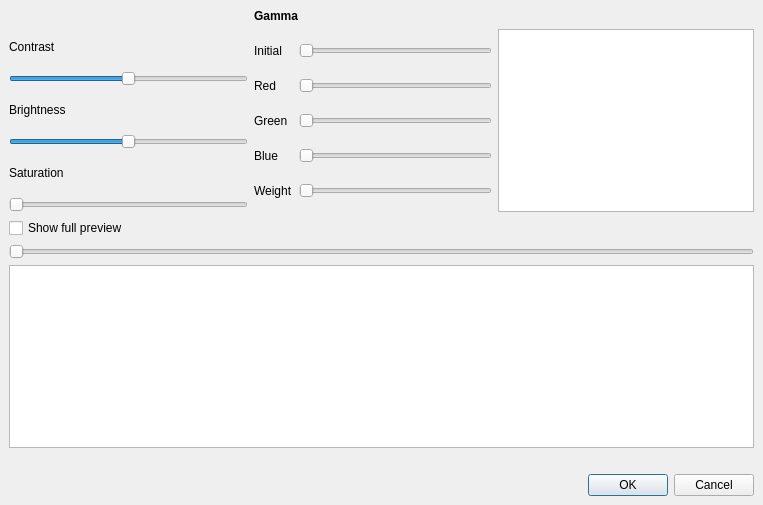
The window that avidemux_plugins/ADM_videoFilters6/eq2/qt4/eq2.ui (mean00/avidemux2) describes before a commit, drawn with Qt 5.
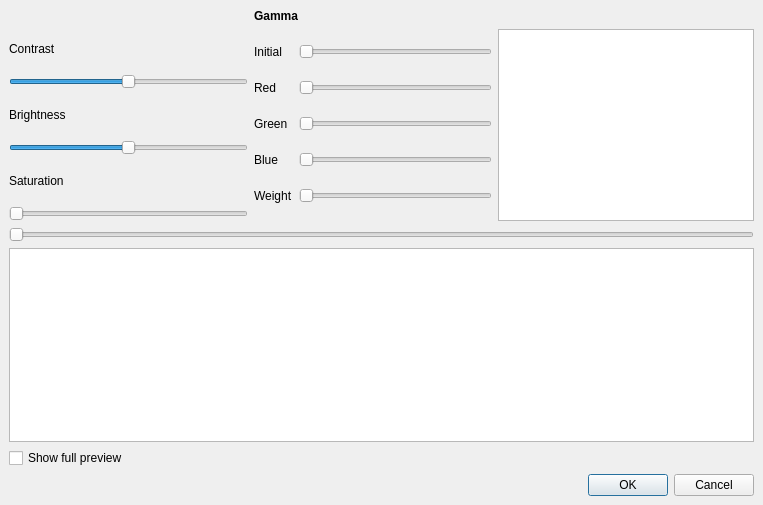
The same window after the commit. Custom widgets are drawn as their Qt base class.

Commit message: [eq2/qt] Move full preview toggle to the area below the preview, explicitly set tab order, remove preview and histogramm from tab order list

What changed in the file:
```diff
--- a/avidemux_plugins/ADM_videoFilters6/eq2/qt4/eq2.ui
+++ b/avidemux_plugins/ADM_videoFilters6/eq2/qt4/eq2.ui
@@ -29,22 +29,6 @@
    <property name="spacing">
     <number>6</number>
    </property>
-   <item row="6" column="2">
-    <spacer>
-     <property name="orientation">
-      <enum>Qt::Vertical</enum>
-     </property>
-     <property name="sizeType">
-      <enum>QSizePolicy::Fixed</enum>
-     </property>
-     <property name="sizeHint" stdset="0">
-      <size>
-       <width>20</width>
-       <height>20</height>
-      </size>
-     </property>
-    </spacer>
-   </item>
    <item row="0" column="1">
     <widget class="QLabel" name="label_4">
      <property name="text">
@@ -65,8 +49,8 @@
      </property>
     </widget>
    </item>
-   <item row="1" column="0">
-    <layout class="QGridLayout">
+   <item row="1" column="2">
+    <layout class="QGridLayout" name="rightGrid">
      <property name="leftMargin">
       <number>0</number>
      </property>
@@ -82,63 +66,34 @@
      <property name="spacing">
       <number>6</number>
      </property>
-     <item row="4" column="0">
-      <widget class="QLabel" name="label_3">
-       <property name="text">
-        <string>Saturation</string>
-       </property>
-      </widget>
-     </item>
-     <item row="2" column="0">
-      <widget class="QLabel" name="label_2">
-       <property name="text">
-        <string>Brightness</string>
-       </property>
-      </widget>
-     </item>
      <item row="0" column="0">
-      <widget class="QLabel" name="label">
-       <property name="text">
-        <string>Contrast</string>
+      <widget class="QGraphicsView" name="graphicsViewHistogram">
+       <property name="sizePolicy">
+        <sizepolicy hsizetype="Fixed" vsizetype="Fixed">
+         <horstretch>0</horstretch>
+         <verstretch>0</verstretch>
+        </sizepolicy>
        </property>
-      </widget>
-     </item>
-     <item row="1" column="0">
-      <widget class="ADM_SliderIndicator" name="horizontalSliderContrast">
-       <property name="minimum">
-        <number>-200</number>
+       <property name="minimumSize">
+        <size>
+         <width>256</width>
+         <height>128</height>
+        </size>
        </property>
-       <property name="maximum">
-        <number>200</number>
+       <property name="maximumSize">
+        <size>
+         <width>256</width>
+         <height>256</height>
+        </size>
        </property>
-       <property name="orientation">
-        <enum>Qt::Horizontal</enum>
+       <property name="focusPolicy">
+        <enum>Qt::NoFocus</enum>
        </property>
-      </widget>
-     </item>
-     <item row="3" column="0">
-      <widget class="ADM_SliderIndicator" name="horizontalSliderBrightness">
-       <property name="minimum">
-        <number>-100</number>
+       <property name="verticalScrollBarPolicy">
+        <enum>Qt::ScrollBarAlwaysOff</enum>
        </property>
-       <property name="maximum">
-        <number>100</number>
-       </property>
-       <property name="orientation">
-        <enum>Qt::Horizontal</enum>
-       </property>
-      </widget>
-     </item>
-     <item row="5" column="0">
-      <widget class="ADM_SliderIndicator" name="horizontalSliderSaturation">
-       <property name="maximum">
-        <number>300</number>
-       </property>
-       <property name="orientation">
-        <enum>Qt::Horizontal</enum>
-       </property>
-       <property name="tickInterval">
-        <number>1</number>
+       <property name="horizontalScrollBarPolicy">
+        <enum>Qt::ScrollBarAlwaysOff</enum>
        </property>
       </widget>
      </item>
@@ -152,7 +107,7 @@
     </widget>
    </item>
    <item row="1" column="1">
-    <layout class="QGridLayout">
+    <layout class="QGridLayout" name="centerGrid">
      <property name="leftMargin">
       <number>0</number>
      </property>
@@ -189,28 +144,28 @@
       </widget>
      </item>
      <item row="3" column="0">
-      <widget class="QLabel" name="label_9">
+      <widget class="QLabel" name="labelBlue">
        <property name="text">
         <string>Blue</string>
        </property>
       </widget>
      </item>
      <item row="1" column="0">
-      <widget class="QLabel" name="label_6">
+      <widget class="QLabel" name="labelRed">
        <property name="text">
         <string>Red</string>
        </property>
       </widget>
      </item>
      <item row="0" column="0">
-      <widget class="QLabel" name="label_5">
+      <widget class="QLabel" name="labelInitial">
        <property name="text">
         <string>Initial</string>
        </property>
       </widget>
      </item>
      <item row="4" column="0">
-      <widget class="QLabel" name="label_7">
+      <widget class="QLabel" name="labelWeight">
        <property name="text">
         <string>Weight</string>
        </property>
@@ -227,7 +182,7 @@
       </widget>
      </item>
      <item row="2" column="0">
-      <widget class="QLabel" name="label_8">
+      <widget class="QLabel" name="labelGreen">
        <property name="text">
         <string>Green</string>
        </property>
@@ -255,8 +210,8 @@
      </item>
     </layout>
    </item>
-   <item row="1" column="2">
-    <layout class="QGridLayout">
+   <item row="1" column="0">
+    <layout class="QGridLayout" name="leftGrid">
      <property name="leftMargin">
       <number>0</number>
      </property>
@@ -272,31 +227,63 @@
      <property name="spacing">
       <number>6</number>
      </property>
+     <item row="4" column="0">
+      <widget class="QLabel" name="labelSaturation">
+       <property name="text">
+        <string>Saturation</string>
+       </property>
+      </widget>
+     </item>
+     <item row="2" column="0">
+      <widget class="QLabel" name="labelBrightness">
+       <property name="text">
+        <string>Brightness</string>
+       </property>
+      </widget>
+     </item>
      <item row="0" column="0">
-      <widget class="QGraphicsView" name="graphicsViewHistogram">
-       <property name="sizePolicy">
-        <sizepolicy hsizetype="Fixed" vsizetype="Fixed">
-         <horstretch>0</horstretch>
-         <verstretch>0</verstretch>
-        </sizepolicy>
+      <widget class="QLabel" name="labelContrast">
+       <property name="text">
+        <string>Contrast</string>
        </property>
-       <property name="minimumSize">
-        <size>
-         <width>256</width>
-         <height>128</height>
-        </size>
+      </widget>
+     </item>
+     <item row="1" column="0">
+      <widget class="ADM_SliderIndicator" name="horizontalSliderContrast">
+       <property name="minimum">
+        <number>-200</number>
        </property>
-       <property name="maximumSize">
-        <size>
-         <width>256</width>
-         <height>256</height>
-        </size>
+       <property name="maximum">
+        <number>200</number>
        </property>
-       <property name="verticalScrollBarPolicy">
-        <enum>Qt::ScrollBarAlwaysOff</enum>
+       <property name="orientation">
+        <enum>Qt::Horizontal</enum>
        </property>
-       <property name="horizontalScrollBarPolicy">
-        <enum>Qt::ScrollBarAlwaysOff</enum>
+      </widget>
+     </item>
+     <item row="3" column="0">
+      <widget class="ADM_SliderIndicator" name="horizontalSliderBrightness">
+       <property name="minimum">
+        <number>-100</number>
+       </property>
+       <property name="maximum">
+        <number>100</number>
+       </property>
+       <property name="orientation">
+        <enum>Qt::Horizontal</enum>
+       </property>
+      </widget>
+     </item>
+     <item row="5" column="0">
+      <widget class="ADM_SliderIndicator" name="horizontalSliderSaturation">
+       <property name="maximum">
+        <number>300</number>
+       </property>
+       <property name="orientation">
+        <enum>Qt::Horizontal</enum>
+       </property>
+       <property name="tickInterval">
+        <number>1</number>
        </property>
       </widget>
      </item>
@@ -305,10 +292,7 @@
    <item row="5" column="0" colspan="3">
     <widget class="QGraphicsView" name="graphicsView"/>
    </item>
-   <item row="3" column="0" colspan="3">
-    <layout class="QHBoxLayout" name="toolboxLayout"/>
-   </item>
-   <item row="2" column="0">
+   <item row="6" column="0">
     <widget class="QCheckBox" name="checkBoxFullPreview">
      <property name="text">
       <string>Show full preview</string>
```
Left out of the diff: 39 changed lines with no effect on the pictures. The commit also changes 2 other files.
